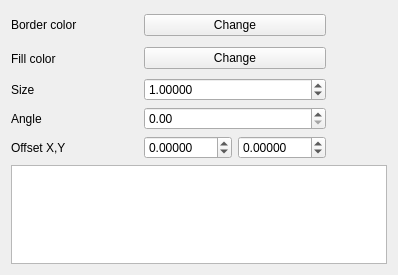
Above: src/ui/symbollayer/widget_simplemarker.ui from qgis/QGIS before the change. Below: the same form after it.
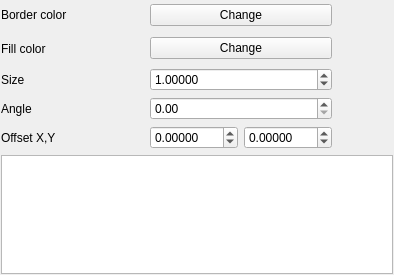
That is the form after the change. Custom widgets are drawn as their Qt base class.

```diff
--- a/src/ui/symbollayer/widget_simplemarker.ui
+++ b/src/ui/symbollayer/widget_simplemarker.ui
@@ -14,6 +14,9 @@
    <string>Form</string>
   </property>
   <layout class="QVBoxLayout" name="verticalLayout">
+   <property name="margin">
+    <number>1</number>
+   </property>
    <item>
     <layout class="QGridLayout" name="gridLayout">
      <item row="0" column="0">
```
